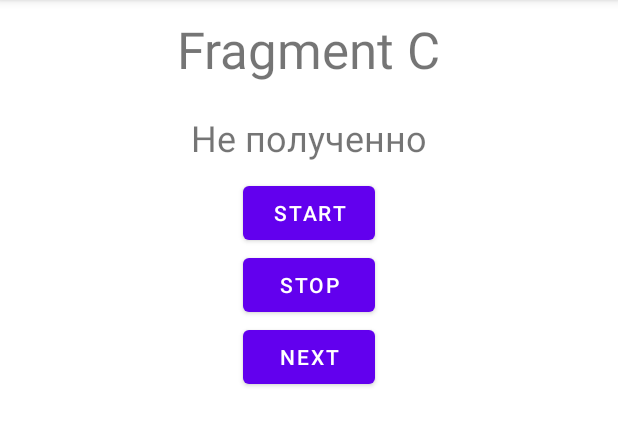
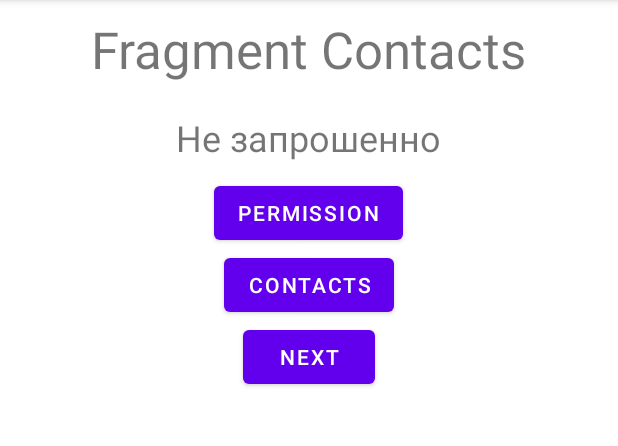
Before and after one commit to SkyM1nd/Microloans, an Android app: the fragment FragmentC placed in its activity, on a phone screen of 412 x 824 dp, the part 84-530 px from its top. Run offline under Robolectric (Android 15) with nearby library versions, the phone set to English and light mode, and no system bars.

Commit message:
Content provider

```diff
--- a/app/src/main/AndroidManifest.xml
+++ b/app/src/main/AndroidManifest.xml
@@ -1,6 +1,7 @@
 <?xml version="1.0" encoding="utf-8"?>
 <manifest xmlns:android="http://schemas.android.com/apk/res/android"
     package="com.example.martynov">
+    <uses-permission android:name="android.permission.READ_CONTACTS" />
 
     <application
         android:allowBackup="true"
@@ -11,7 +12,8 @@
         android:theme="@style/Theme.Martynov">
         <activity
             android:name=".MainActivity"
-            android:exported="true">
+            android:exported="true"
+            android:noHistory="false">
             <intent-filter>
                 <action android:name="android.intent.action.MAIN" />
 
--- a/app/src/main/java/com/example/martynov/FragmentC.kt
+++ b/app/src/main/java/com/example/martynov/FragmentC.kt
@@ -1,14 +1,13 @@
 package com.example.martynov
 
-import android.Manifest
+import android.Manifest.permission.READ_CONTACTS
 import android.Manifest.permission.READ_EXTERNAL_STORAGE
 import android.content.pm.PackageManager
-import android.net.Uri
 import android.os.Bundle
+import android.provider.ContactsContract
 import android.view.View
 import android.widget.Button
 import android.widget.TextView
-import android.widget.Toast
 import androidx.activity.result.contract.ActivityResultContracts
 import androidx.core.content.ContextCompat
 import androidx.fragment.app.Fragment
@@ -25,35 +24,24 @@ class FragmentC : Fragment(R.layout.fragment_c) {
 
     }
 
-    private var granted: Boolean = false
-
     private val executor: ExecutorService = Executors.newSingleThreadExecutor()
 
     private var task: Future<Any>? = null
 
-    private val singlePermission =
-        registerForActivityResult(ActivityResultContracts.RequestPermission()) { granted ->
-            when {
-                granted -> {
-                    Toast.makeText(context, "Changed", Toast.LENGTH_LONG).show()
-                }
-                !shouldShowRequestPermissionRationale(READ_EXTERNAL_STORAGE) -> {
-                    Toast.makeText(context, "NOT", Toast.LENGTH_LONG).show()
-                }
-                else -> {
-                    Toast.makeText(context, "ELSE", Toast.LENGTH_LONG).show()
-                }
-            }
+    private val singlePermission = registerForActivityResult(
+        ActivityResultContracts.RequestPermission()
+    ) { isGranted ->
+        if (isGranted) {
+            view?.findViewById<TextView>(R.id.permissionTextView)?.text = "Полученно"
+        } else {
+            view?.findViewById<TextView>(R.id.permissionTextView)?.text = "Не полученно"
         }
+    }
 
     override fun onViewCreated(view: View, savedInstanceState: Bundle?) {
         super.onViewCreated(view, savedInstanceState)
 
-        if (granted) {
-            view.findViewById<TextView>(R.id.permissionTextView).text = "Полученно"
-        } else {
-            view.findViewById<TextView>(R.id.permissionTextView).text = "Не полученно"
-        }
+        view.findViewById<TextView>(R.id.permissionTextView).text = "Не запрошенно"
 
         val replaceButton = view.findViewById<Button>(R.id.replaceButtonFragmentC)
         val fragmentManager = activity?.supportFragmentManager
@@ -62,8 +50,8 @@ class FragmentC : Fragment(R.layout.fragment_c) {
         val requestDataButton = view.findViewById<Button>(R.id.requestDataButtonFragmentC)
 
         replaceButton.setOnClickListener { replaceFragment(fragmentManager!!) }
-        //requestPermissionButton.setOnClickListener { checkPermission(view) }
-        //requestDataButton.setOnClickListener { requestData(view) }
+        requestPermissionButton.setOnClickListener { checkPermission(view) }
+        requestDataButton.setOnClickListener { requestData(view) }
     }
 
     private fun replaceFragment(fragmentManager: FragmentManager) {
@@ -80,9 +68,8 @@ class FragmentC : Fragment(R.layout.fragment_c) {
         if (isPermissionGranted()) {
             view.findViewById<TextView>(R.id.permissionTextView).text = "Полученно"
         } else {
-            singlePermission.launch(READ_EXTERNAL_STORAGE)
+            singlePermission.launch(READ_CONTACTS)
         }
-        val fragment = FragmentA.newInstance()
     }
 
     private fun isPermissionGranted(): Boolean =
@@ -99,33 +86,27 @@ class FragmentC : Fragment(R.layout.fragment_c) {
                 error.message
             }
             activity?.runOnUiThread {
-                view.findViewById<TextView>(R.id.ResultContentTextView).text = result
+                view.findViewById<TextView>(R.id.contactTextView).text = result
             }
+
         }
     }
 
     private fun retrieveImageNames(): String {
-        val uri = Uri.parse("content://media/external/images/media")
+        val uri = ContactsContract.Contacts.CONTENT_URI
 
-        val projection = arrayOf("_id", "_display_name", "_size")
-        val selection = "mime_type=?"
-        val selectionArgs = arrayOf("image/jpeg")
-        val sortOrder = "date_added DESC"
-
-        // SELECT _id, _display_name, _size
-        // WHERE mime_type="image/jpeg"
-        // ORDER BY date_added DESC
         val cursor = context?.contentResolver?.query(
             uri,
-            projection,
-            selection,
-            selectionArgs,
-            sortOrder
+            null,
+            null,
+            null,
+            null
+
         )
         val names = mutableListOf<String>()
 
         cursor?.use {
-            val index = cursor.getColumnIndex("_display_name")
+            val index = cursor.getColumnIndex("display_name")
 
             while (cursor.moveToNext()) {
                 val name = cursor.getString(index)
--- a/app/src/main/res/layout/fragment_c.xml
+++ b/app/src/main/res/layout/fragment_c.xml
@@ -25,17 +25,32 @@
         android:id="@+id/requestPermissionButtonFragmentC"
         android:layout_width="wrap_content"
         android:layout_height="wrap_content"
-        android:text="@string/start" />
+        android:text="@string/request_button" />
 
     <Button
         android:id="@+id/requestDataButtonFragmentC"
         android:layout_width="wrap_content"
         android:layout_height="wrap_content"
-        android:text="@string/stop" />
+        android:text="@string/contacts" />
 
     <Button
         android:id="@+id/replaceButtonFragmentC"
         android:layout_width="wrap_content"
         android:layout_height="wrap_content"
         android:text="@string/next" />
+
+    <ScrollView
+        android:id="@+id/SCROLLER_ID"
+        android:layout_width="fill_parent"
+        android:layout_height="wrap_content"
+        android:scrollbars="vertical"
+        android:fillViewport="true">
+
+        <TextView
+            android:id="@+id/contactTextView"
+            android:layout_width="fill_parent"
+            android:layout_height="fill_parent"
+            android:layout_weight="1.0"/>
+    </ScrollView>
+
 </LinearLayout>
--- a/app/src/main/res/values/strings.xml
+++ b/app/src/main/res/values/strings.xml
@@ -5,5 +5,7 @@
     <string name="start">Start</string>
     <string name="stop">Stop</string>
     <string name="fragment_a">Fragment A</string>
-    <string name="fragment_c">Fragment C</string>
+    <string name="fragment_c">Fragment Contacts</string>
+    <string name="request_button">Permission</string>
+    <string name="contacts">Contacts</string>
 </resources>
```
